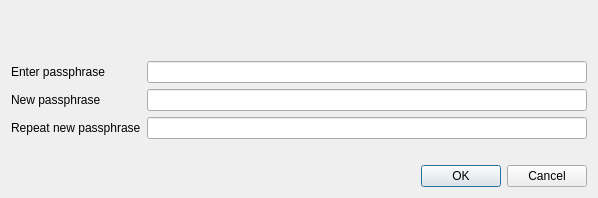
scificryptocoin/Federation-Credits, file src/qt/forms/askpassphrasedialog.ui: the form before one commit.
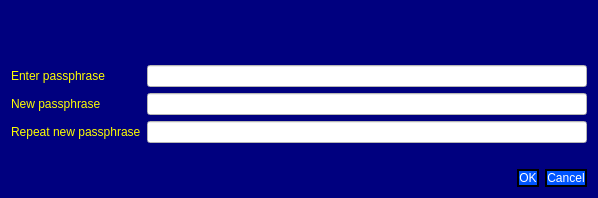
The form after the commit.

The edit to the form file:
```diff
--- a/src/qt/forms/askpassphrasedialog.ui
+++ b/src/qt/forms/askpassphrasedialog.ui
@@ -25,9 +25,15 @@
   <property name="windowTitle">
    <string>Passphrase Dialog</string>
   </property>
+  <property name="styleSheet">
+   <string notr="true">background-color: rgb(0, 0, 127);</string>
+  </property>
   <layout class="QVBoxLayout" name="verticalLayout">
    <item>
     <widget class="QLabel" name="warningLabel">
+     <property name="styleSheet">
+      <string notr="true">color: rgb(255, 255, 0);</string>
+     </property>
      <property name="textFormat">
       <enum>Qt::RichText</enum>
      </property>
@@ -43,6 +49,9 @@
      </property>
      <item row="0" column="0">
       <widget class="QLabel" name="passLabel1">
+       <property name="styleSheet">
+        <string notr="true">color: rgb(255, 255, 0);</string>
+       </property>
        <property name="text">
         <string>Enter passphrase</string>
        </property>
@@ -50,6 +59,10 @@
      </item>
      <item row="0" column="1">
       <widget class="QLineEdit" name="passEdit1">
+       <property name="styleSheet">
+        <string notr="true">background-color: rgb(255, 255, 255);
+color: rgb(170, 0, 0);</string>
+       </property>
        <property name="echoMode">
         <enum>QLineEdit::Password</enum>
        </property>
@@ -57,6 +70,9 @@
      </item>
      <item row="1" column="0">
       <widget class="QLabel" name="passLabel2">
+       <property name="styleSheet">
+        <string notr="true">color: rgb(255, 255, 0);</string>
+       </property>
        <property name="text">
         <string>New passphrase</string>
        </property>
@@ -64,6 +80,10 @@
      </item>
      <item row="1" column="1">
       <widget class="QLineEdit" name="passEdit2">
+       <property name="styleSheet">
+        <string notr="true">background-color: rgb(255, 255, 255);
+color: rgb(170, 0, 0);</string>
+       </property>
        <property name="echoMode">
         <enum>QLineEdit::Password</enum>
        </property>
@@ -71,6 +91,9 @@
      </item>
      <item row="2" column="0">
       <widget class="QLabel" name="passLabel3">
+       <property name="styleSheet">
+        <string notr="true">color: rgb(255, 255, 0);</string>
+       </property>
        <property name="text">
         <string>Repeat new passphrase</string>
        </property>
@@ -78,6 +101,10 @@
      </item>
      <item row="2" column="1">
       <widget class="QLineEdit" name="passEdit3">
+       <property name="styleSheet">
+        <string notr="true">background-color: rgb(255, 255, 255);
+color: rgb(170, 0, 0);</string>
+       </property>
        <property name="echoMode">
         <enum>QLineEdit::Password</enum>
        </property>
@@ -103,6 +130,13 @@
    </item>
    <item>
     <widget class="QDialogButtonBox" name="buttonBox">
+     <property name="styleSheet">
+      <string notr="true">color: rgb(255, 255, 255);
+background-color: rgb(0, 85, 255);
+border-style:solid;
+border-width:2px;
+border-color:black;</string>
+     </property>
      <property name="orientation">
       <enum>Qt::Horizontal</enum>
      </property>
```
